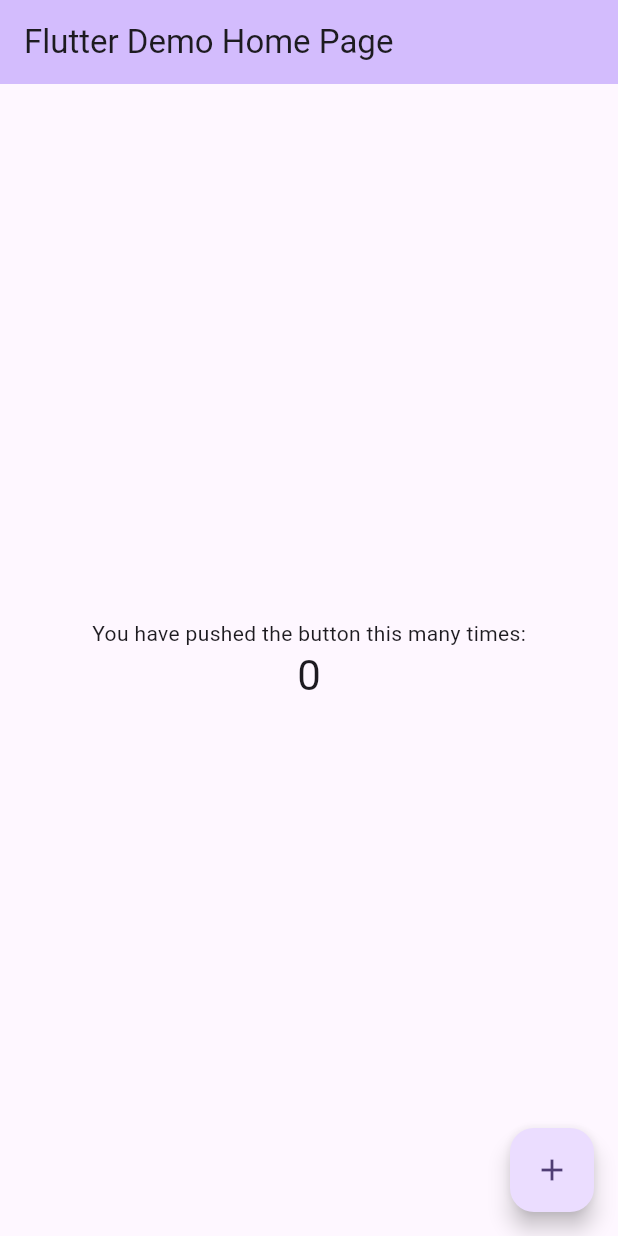
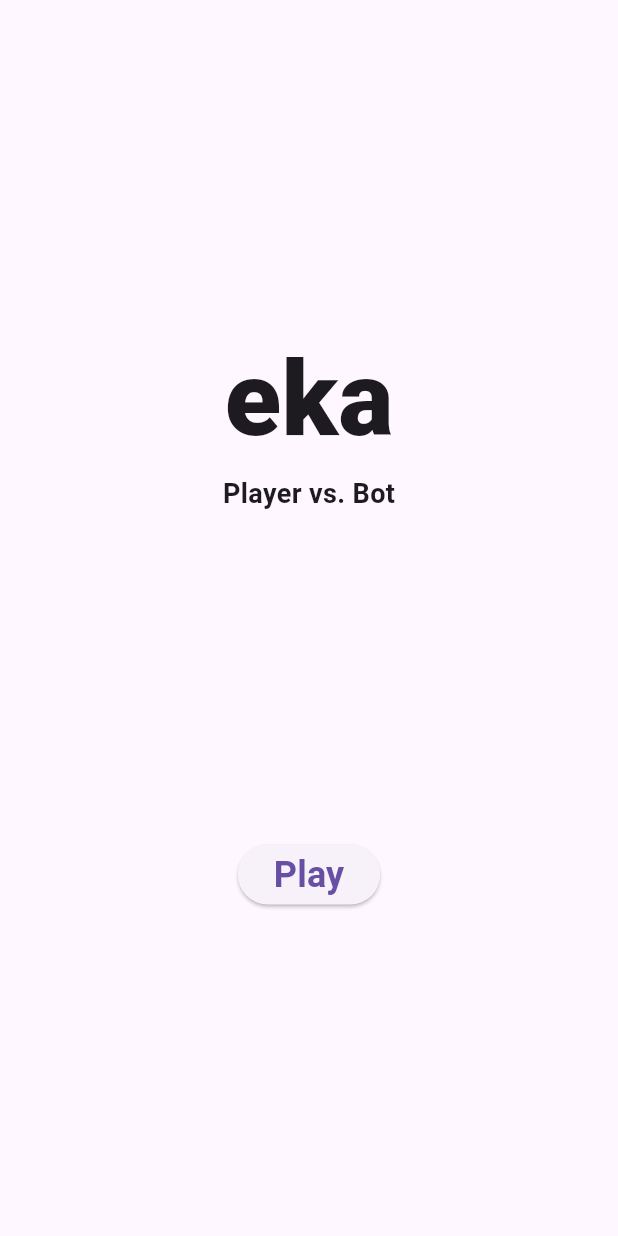
Before and after one commit to kmanojkamath/eka_player_vs_bot_app, a Flutter app: the screen it shows after launch, on a phone screen of 412 x 824 dp. Run offline on Flutter 3.47's test engine with Material 3 defaults, Android fonts, the phone set to English and light mode, and no system bars; project files that could hold a hidden picture were left out.

Commit message:
Added Screens

```diff
--- a/lib/main.dart
+++ b/lib/main.dart
@@ -1,3 +1,4 @@
+import 'package:eka_player_vs_bot/screens/screen_size_measeaurer.dart';
 import 'package:flutter/material.dart';
 
 void main() {
@@ -7,116 +8,10 @@ void main() {
 class MyApp extends StatelessWidget {
   const MyApp({super.key});
 
-  // This widget is the root of your application.
   @override
   Widget build(BuildContext context) {
     return MaterialApp(
-      title: 'Flutter Demo',
-      theme: ThemeData(
-        // This is the theme of your application.
-        //
-        // TRY THIS: Try running your application with "flutter run". You'll see
-        // the application has a purple toolbar. Then, without quitting the app,
-        // try changing the seedColor in the colorScheme below to Colors.green
-        // and then invoke "hot reload" (save your changes or press the "hot
-        // reload" button in a Flutter-supported IDE, or press "r" if you used
-        // the command line to start the app).
-        //
-        // Notice that the counter didn't reset back to zero; the application
-        // state is not lost during the reload. To reset the state, use hot
-        // restart instead.
-        //
-        // This works for code too, not just values: Most code changes can be
-        // tested with just a hot reload.
-        colorScheme: ColorScheme.fromSeed(seedColor: Colors.deepPurple),
-      ),
-      home: const MyHomePage(title: 'Flutter Demo Home Page'),
+      home: ScreenSizeMeaseaurer(),
     );
   }
 }
-
-class MyHomePage extends StatefulWidget {
-  const MyHomePage({super.key, required this.title});
-
-  // This widget is the home page of your application. It is stateful, meaning
-  // that it has a State object (defined below) that contains fields that affect
-  // how it looks.
-
-  // This class is the configuration for the state. It holds the values (in this
-  // case the title) provided by the parent (in this case the App widget) and
-  // used by the build method of the State. Fields in a Widget subclass are
-  // always marked "final".
-
-  final String title;
-
-  @override
-  State<MyHomePage> createState() => _MyHomePageState();
-}
-
-class _MyHomePageState extends State<MyHomePage> {
-  int _counter = 0;
-
-  void _incrementCounter() {
-    setState(() {
-      // This call to setState tells the Flutter framework that something has
-      // changed in this State, which causes it to rerun the build method below
-      // so that the display can reflect the updated values. If we changed
-      // _counter without calling setState(), then the build method would not be
-      // called again, and so nothing would appear to happen.
-      _counter++;
-    });
-  }
-
-  @override
-  Widget build(BuildContext context) {
-    // This method is rerun every time setState is called, for instance as done
-    // by the _incrementCounter method above.
-    //
-    // The Flutter framework has been optimized to make rerunning build methods
-    // fast, so that you can just rebuild anything that needs updating rather
-    // than having to individually change instances of widgets.
-    return Scaffold(
-      appBar: AppBar(
-        // TRY THIS: Try changing the color here to a specific color (to
-        // Colors.amber, perhaps?) and trigger a hot reload to see the AppBar
-        // change color while the other colors stay the same.
-        backgroundColor: Theme.of(context).colorScheme.inversePrimary,
-        // Here we take the value from the MyHomePage object that was created by
-        // the App.build method, and use it to set our appbar title.
-        title: Text(widget.title),
-      ),
-      body: Center(
-        // Center is a layout widget. It takes a single child and positions it
-        // in the middle of the parent.
-        child: Column(
-          // Column is also a layout widget. It takes a list of children and
-          // arranges them vertically. By default, it sizes itself to fit its
-          // children horizontally, and tries to be as tall as its parent.
-          //
-          // Column has various properties to control how it sizes itself and
-          // how it positions its children. Here we use mainAxisAlignment to
-          // center the children vertically; the main axis here is the vertical
-          // axis because Columns are vertical (the cross axis would be
-          // horizontal).
-          //
-          // TRY THIS: Invoke "debug painting" (choose the "Toggle Debug Paint"
-          // action in the IDE, or press "p" in the console), to see the
-          // wireframe for each widget.
-          mainAxisAlignment: MainAxisAlignment.center,
-          children: <Widget>[
-            const Text('You have pushed the button this many times:'),
-            Text(
-              '$_counter',
-              style: Theme.of(context).textTheme.headlineMedium,
-            ),
-          ],
-        ),
-      ),
-      floatingActionButton: FloatingActionButton(
-        onPressed: _incrementCounter,
-        tooltip: 'Increment',
-        child: const Icon(Icons.add),
-      ), // This trailing comma makes auto-formatting nicer for build methods.
-    );
-  }
-}
--- a/lib/screens/game_initialiser.dart
+++ b/lib/screens/game_initialiser.dart
@@ -2,9 +2,10 @@ import 'dart:async';
 import 'dart:math';
 
 import 'package:eka_player_vs_bot/global.dart';
-import 'package:eka_player_vs_bot/screens/game_screen_test.dart';
 import 'package:eka_player_vs_bot/toss/tosser.dart';
 import 'package:flutter/material.dart';
+
+import 'game_screen.dart';
 
 class GameInitialiser extends StatefulWidget {
   const GameInitialiser({super.key});
--- /dev/null
+++ b/lib/screens/home_screen.dart
@@ -0,0 +1,43 @@
+import 'package:eka_player_vs_bot/screens/game_initialiser.dart';
+import 'package:flutter/material.dart';
+
+class HomeScreen extends StatelessWidget {
+  const HomeScreen({super.key});
+
+  @override
+  Widget build(BuildContext context) {
+    return Scaffold(
+      body: Center(
+        child: Column(
+          mainAxisAlignment: MainAxisAlignment.spaceEvenly,
+          crossAxisAlignment: CrossAxisAlignment.center,
+          children: [
+            const Spacer(),
+            const Text(
+              "eka",
+              style: TextStyle(fontSize: 69, fontWeight: FontWeight.w900),
+            ),
+            const Text(
+              "Player vs. Bot",
+              style: TextStyle(fontSize: 18, fontWeight: FontWeight.bold),
+            ),
+            const Spacer(),
+            ElevatedButton(
+              onPressed: () {
+                Navigator.push(
+                  context,
+                  MaterialPageRoute(builder: (_) => GameInitialiser()),
+                );
+              },
+              child: const Text(
+                "Play",
+                style: TextStyle(fontSize: 24, fontWeight: FontWeight.bold),
+              ),
+            ),
+            const Spacer(),
+          ],
+        ),
+      ),
+    );
+  }
+}
```
Also changed, not shown: lib/screens/game_screen.dart (added, +49 -0 lines), lib/screens/launch_screen.dart (added, +103 -0 lines), lib/screens/result_screen.dart (added, +18 -0 lines), lib/screens/screen_size_measeaurer.dart (added, +29 -0 lines).
